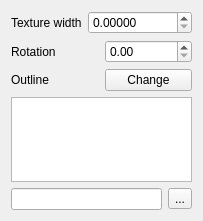
Above: src/ui/symbollayer/widget_svgfill.ui from kadas-albireo/kadas-albireo before the change. Below: the same form after it.
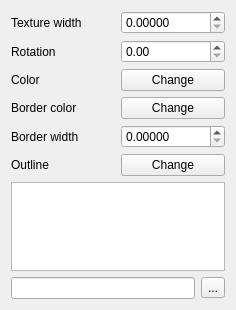
That is the form after the change.

Diff of the .ui file:
```diff
--- a/src/ui/symbollayer/widget_svgfill.ui
+++ b/src/ui/symbollayer/widget_svgfill.ui
@@ -6,24 +6,24 @@
    <rect>
     <x>0</x>
     <y>0</y>
-    <width>185</width>
-    <height>221</height>
+    <width>236</width>
+    <height>310</height>
    </rect>
   </property>
   <property name="windowTitle">
    <string>Form</string>
   </property>
-  <layout class="QGridLayout" name="gridLayout">
+  <layout class="QGridLayout" name="gridLayout_2">
    <item row="0" column="0">
-    <layout class="QHBoxLayout" name="horizontalLayout_2">
-     <item>
+    <layout class="QGridLayout" name="gridLayout">
+     <item row="0" column="0">
       <widget class="QLabel" name="mTextureWidthLabel">
        <property name="text">
         <string>Texture width</string>
        </property>
       </widget>
      </item>
-     <item>
+     <item row="0" column="1">
       <widget class="QDoubleSpinBox" name="mTextureWidthSpinBox">
        <property name="decimals">
         <number>5</number>
@@ -33,36 +33,70 @@
        </property>
       </widget>
      </item>
-    </layout>
-   </item>
-   <item row="1" column="0">
-    <layout class="QHBoxLayout" name="horizontalLayout_3">
-     <item>
+     <item row="1" column="0">
       <widget class="QLabel" name="mRotationLabel">
        <property name="text">
         <string>Rotation</string>
        </property>
       </widget>
      </item>
-     <item>
+     <item row="1" column="1">
       <widget class="QDoubleSpinBox" name="mRotationSpinBox">
        <property name="maximum">
         <double>360.000000000000000</double>
        </property>
       </widget>
      </item>
-    </layout>
-   </item>
-   <item row="2" column="0">
-    <layout class="QHBoxLayout" name="horizontalLayout_4">
-     <item>
+     <item row="2" column="0">
+      <widget class="QLabel" name="mColorLabel">
+       <property name="text">
+        <string>Color</string>
+       </property>
+      </widget>
+     </item>
+     <item row="2" column="1">
+      <widget class="QPushButton" name="mChangeColorButton">
+       <property name="text">
+        <string>Change</string>
+       </property>
+      </widget>
+     </item>
+     <item row="3" column="0">
+      <widget class="QLabel" name="mBorderColorLabel">
+       <property name="text">
+        <string>Border color</string>
+       </property>
+      </widget>
+     </item>
+     <item row="3" column="1">
+      <widget class="QPushButton" name="mChangeBorderColorButton">
+       <property name="text">
+        <string>Change</string>
+       </property>
+      </widget>
+     </item>
+     <item row="4" column="0">
+      <widget class="QLabel" name="mBorderWidthLabel">
+       <property name="text">
+        <string>Border width</string>
+       </property>
+      </widget>
+     </item>
+     <item row="4" column="1">
+      <widget class="QDoubleSpinBox" name="mBorderWidthSpinBox">
+       <property name="decimals">
+        <number>5</number>
+       </property>
+      </widget>
+     </item>
+     <item row="5" column="0">
       <widget class="QLabel" name="mOutlineLabel">
        <property name="text">
         <string>Outline</string>
        </property>
       </widget>
      </item>
-     <item>
+     <item row="5" column="1">
       <widget class="QPushButton" name="mChangeOutlinePushButton">
        <property name="text">
         <string>Change</string>
@@ -71,7 +105,7 @@
      </item>
     </layout>
    </item>
-   <item row="3" column="0">
+   <item row="1" column="0">
     <widget class="QListView" name="mSvgListView">
      <property name="flow">
       <enum>QListView::LeftToRight</enum>
@@ -87,7 +121,7 @@
      </property>
     </widget>
    </item>
-   <item row="4" column="0">
+   <item row="2" column="0">
     <layout class="QHBoxLayout" name="horizontalLayout">
      <item>
       <widget class="QLineEdit" name="mSVGLineEdit"/>
```
